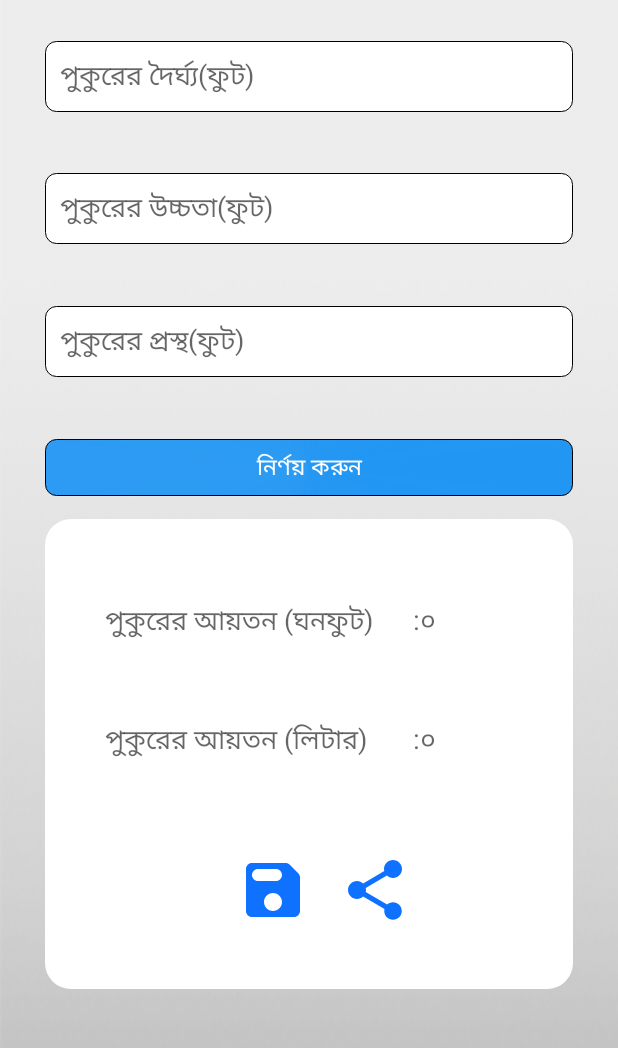
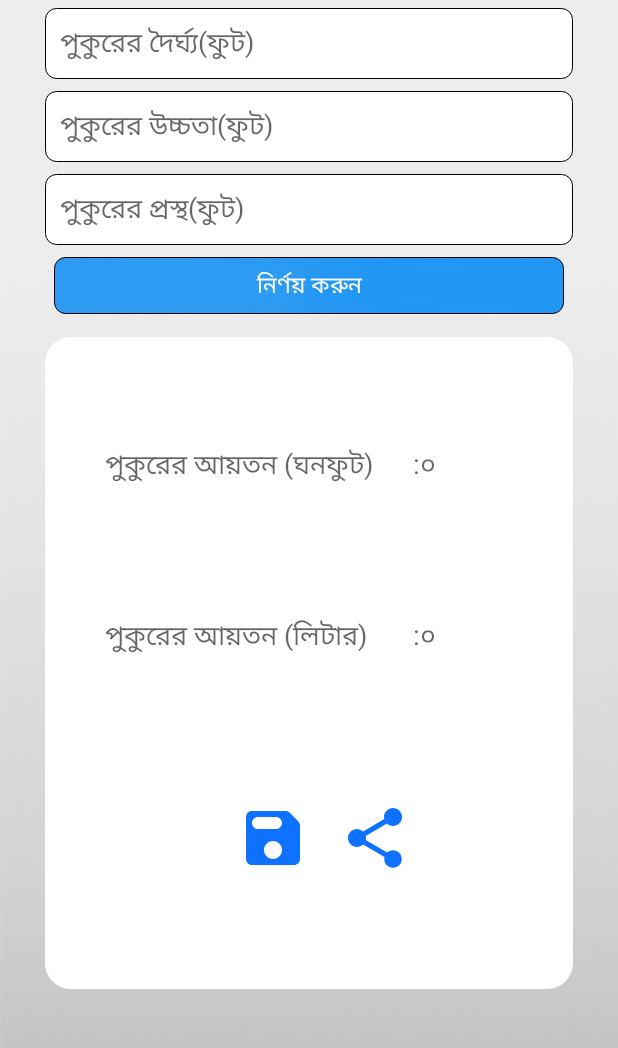
Before and after one commit to ttsagor/GroupMessengerforFishermen, an Android app: the AreaFormula screen opened directly, with no data from a screen before it, on a phone screen of 412 x 824 dp, the part 172-1220 px from its top. Run offline under Robolectric (Android 15) with nearby library versions, the phone set to English and light mode, and no system bars; Roboto replaces fonts that are not available here.

```diff
--- a/app/src/main/res/layout/activity_age_wise_food.xml
+++ b/app/src/main/res/layout/activity_age_wise_food.xml
@@ -64,6 +64,7 @@
                         android:layout_weight=".5">
 
                         <Spinner
+                            android:padding="8dp"
                             android:id="@+id/ageWeek"
                             android:layout_width="wrap_content"
                             android:layout_height="wrap_content"
--- a/app/src/main/res/layout/activity_area_formula.xml
+++ b/app/src/main/res/layout/activity_area_formula.xml
@@ -18,8 +18,8 @@
 
         <LinearLayout
             android:layout_width="match_parent"
-            android:layout_height="0dp"
-            android:layout_weight=".35"
+            android:layout_height="wrap_content"
+
             android:orientation="vertical"
             android:gravity="center"
             android:paddingLeft="30dp"
@@ -27,24 +27,16 @@
             android:paddingTop="5dp">
             <LinearLayout
                 android:layout_width="match_parent"
-                android:layout_height="0dp"
-                android:layout_weight="1"
+                android:layout_height="wrap_content"
+
                 android:orientation="vertical"
                >
-                <View
-                    android:layout_width="match_parent"
-                    android:layout_height="0dp"
-                    android:layout_weight="0.05">
-                </View>
-                <LinearLayout
-                    android:layout_width="match_parent"
-                    android:layout_height="0dp"
-                    android:layout_weight=".2"
-                    android:orientation="horizontal">
+
 
 
 
                         <EditText
+                            android:layout_marginBottom="8dp"
                             android:hint="পুকুরের দৈর্ঘ্য(ফুট)"
                             android:padding="10dp"
                             android:layout_width="match_parent"
@@ -57,17 +49,13 @@
                             android:paddingLeft="2dp"/>
 
 
-                </LinearLayout>
-                <LinearLayout
-                    android:layout_width="match_parent"
-                    android:layout_height="0dp"
-                    android:layout_weight=".2"
-                    android:orientation="horizontal">
+
+
 
 
 
                         <EditText
-
+                            android:layout_marginBottom="8dp"
                             android:hint="পুকুরের উচ্চতা(ফুট)"
                             android:padding="10dp"
                             android:layout_width="match_parent"
@@ -79,17 +67,13 @@
                             android:background="@drawable/background_border"
                             android:paddingLeft="2dp"/>
 
-                </LinearLayout>
 
-                <LinearLayout
-                    android:layout_width="match_parent"
-                    android:layout_height="0dp"
-                    android:layout_weight=".2"
-                    android:orientation="horizontal">
+
 
 
 
                         <EditText
+                            android:layout_marginBottom="8dp"
                             android:hint="পুকুরের প্রস্থ(ফুট)"
                             android:padding="10dp"
                             android:layout_width="match_parent"
@@ -101,12 +85,14 @@
                             android:background="@drawable/background_border"
                             android:paddingLeft="2dp"/>
 
-                </LinearLayout>
+
 
 
 
 
                         <Button
+                            android:layout_marginStart="6dp"
+                            android:layout_marginEnd="6dp"
                             android:layout_width="match_parent"
                             android:layout_height="38dp"
                             android:background="@drawable/button_background"
--- a/app/src/main/res/layout/activity_pona_mojud.xml
+++ b/app/src/main/res/layout/activity_pona_mojud.xml
@@ -104,8 +104,8 @@
             android:layout_weight=".5"
             android:orientation="vertical"
             android:gravity="center"
-            android:paddingLeft="30dp"
-            android:paddingRight="30dp"
+            android:paddingLeft="15dp"
+            android:paddingRight="15dp"
             android:paddingTop="5dp"
             android:id="@+id/countShowlayout">
             <LinearLayout
@@ -114,7 +114,7 @@
                 android:layout_height="0dp"
                 android:layout_weight="1"
                 android:orientation="vertical"
-                android:background="@color/textColorPrimary"
+                android:background="@drawable/white_bg"
                 android:paddingLeft="20dp">
                 <View
                     android:layout_width="match_parent"
```
Also changed, not shown: app/src/main/java/bd/dof/groupmessenger/groupmessengerforfishermen/AgeWiseFood.java (+3 -14 lines), app/src/main/java/bd/dof/groupmessenger/groupmessengerforfishermen/disease.java (+3 -7 lines), app/src/main/res/layout/activity_disease.xml (+8 -104 lines), 85 other files.
